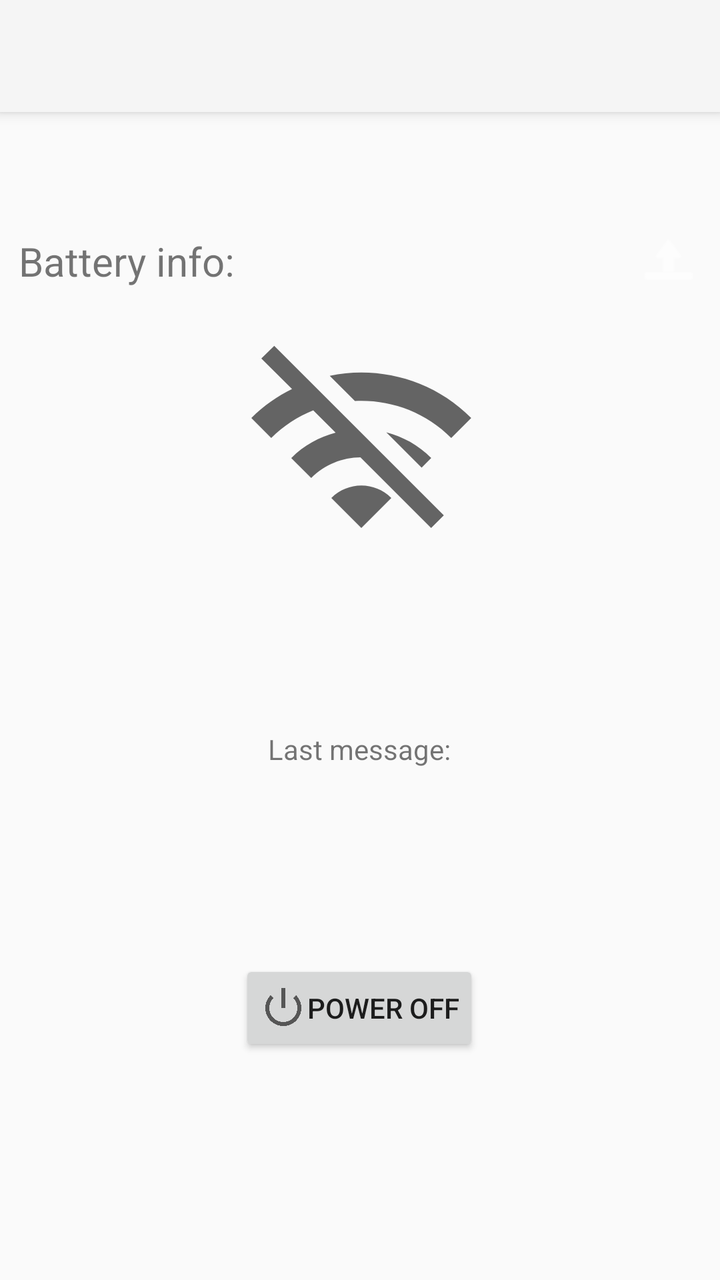
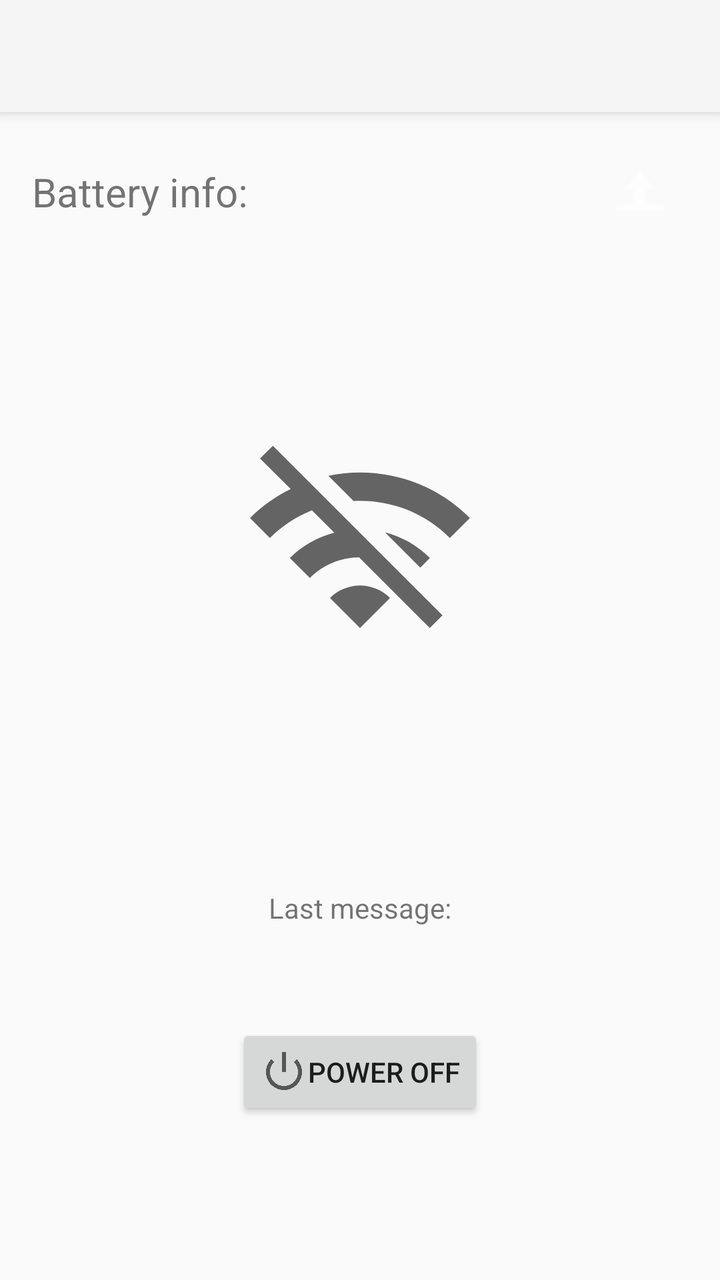

Two renders of the same Android screen: before a commit and after it. Below are the layout's source before the change and the commit's diff.
<!-- AndroidManifest.xml: application theme AppTheme -->
<!-- res/layout/activity_main.xml -->
<?xml version="1.0" encoding="utf-8"?>
<android.support.constraint.ConstraintLayout
    xmlns:android="http://schemas.android.com/apk/res/android"
    xmlns:app="http://schemas.android.com/apk/res-auto"
    xmlns:tools="http://schemas.android.com/tools"
    android:layout_width="match_parent"
    android:layout_height="match_parent">

    
    <android.support.v7.widget.Toolbar
        android:id="@+id/toolbar"
        android:layout_width="match_parent"
        android:layout_height="?attr/actionBarSize"
        android:background="?attr/colorPrimary"
        android:elevation="4dp"
        app:popupTheme="@style/ThemeOverlay.AppCompat.Dark"
        android:title="Battery Status"
        app:layout_constraintTop_toTopOf="parent"
        app:layout_constraintStart_toStartOf="parent"
        app:layout_constraintEnd_toEndOf="parent"/>

<LinearLayout
    android:layout_width="match_parent"
    android:layout_height="match_parent">

    <Space
        android:layout_width="wrap_content"
        android:layout_height="match_parent"
        android:layout_weight="1" />

    <LinearLayout
        android:layout_width="245dp"
        android:layout_height="match_parent"
        android:layout_weight="10"
        android:gravity="center"
        android:orientation="vertical">

        <Space
            android:layout_width="match_parent"
            android:layout_height="10dp"
            android:layout_weight="1" />

        <RelativeLayout
            android:layout_width="match_parent"
            android:layout_height="2dp"
            android:layout_weight="1">

            <TextView
                android:id="@+id/textViewBatteryStatus"
                android:layout_width="wrap_content"
                android:layout_height="wrap_content"
                android:layout_alignParentStart="true"
                android:layout_centerVertical="true"
                android:layout_toStartOf="@+id/sendNowButton"
                android:text="Battery info:"
                android:textSize="20sp" />

            <ImageButton
                android:id="@+id/sendNowButton"
                android:layout_width="32dp"
                android:layout_height="32dp"
                android:layout_alignParentEnd="true"
                android:layout_centerVertical="true"
                android:background="?attr/selectableItemBackgroundBorderless"
                android:contentDescription="Send now"
                android:scaleType="centerInside"
                android:src="@android:drawable/ic_menu_upload"
                android:tint="@android:color/white" />
        </RelativeLayout>

        <ImageView
            android:id="@+id/connectionStatusImageView"
            android:layout_width="match_parent"
            android:layout_height="wrap_content"
            android:layout_weight="1"
            android:scaleType="center"
            android:scaleX="5"
            android:scaleY="5"
            app:srcCompat="@drawable/ic_baseline_wifi_off_24" />

        <Space
            android:layout_width="match_parent"
            android:layout_height="10dp"
            android:layout_weight="1" />

        <TextView
            android:id="@+id/lastMqttMessage"
            android:layout_width="match_parent"
            android:layout_height="wrap_content"
            android:layout_weight="1"
            android:text="Last message:"
            android:textAlignment="center"
            android:textSize="14sp" />

        <Button
            android:id="@+id/stopButton"
            android:layout_width="wrap_content"
            android:layout_height="wrap_content"
            android:text="Power off"
            android:gravity="center"
            android:drawableLeft="@android:drawable/ic_lock_power_off"
            android:padding="10dp"
            android:layout_marginTop="16dp"/>

        <Space
            android:layout_width="match_parent"
            android:layout_height="5dp"
            android:layout_weight="1" />

        <TextView
            android:id="@+id/versionTextView"
            android:layout_width="match_parent"
            android:layout_height="wrap_content"
            android:layout_weight="0.1"
            android:ems="10"
            android:textAlignment="viewEnd" />

    </LinearLayout>

    <Space
        android:layout_width="wrap_content"
        android:layout_height="match_parent"
        android:layout_weight="1" />
</LinearLayout>

</android.support.constraint.ConstraintLayout>
<!-- resources referenced by this layout -->
<resources>
  <!-- drawable ic_baseline_wifi_off_24 (drawable) -->
  <vector xmlns:android="http://schemas.android.com/apk/res/android"
      android:width="24dp"
      android:height="24dp"
      android:viewportWidth="24"
      android:viewportHeight="24"
      android:tint="?attr/colorControlNormal">
    <path
        android:fillColor="@android:color/white"
        android:pathData="M22.99,9C19.15,5.16 13.8,3.76 8.84,4.78l2.52,2.52c3.47,-0.17 6.99,1.05 9.63,3.7l2,-2zM18.99,13c-1.29,-1.29 -2.84,-2.13 -4.49,-2.56l3.53,3.53 0.96,-0.97zM2,3.05L5.07,6.1C3.6,6.82 2.22,7.78 1,9l1.99,2c1.24,-1.24 2.67,-2.16 4.2,-2.77l2.24,2.24C7.81,10.89 6.27,11.73 5,13v0.01L6.99,15c1.36,-1.36 3.14,-2.04 4.92,-2.06L18.98,20l1.27,-1.26L3.29,1.79 2,3.05zM9,17l3,3 3,-3c-1.65,-1.66 -4.34,-1.66 -6,0z"/>
  </vector>
  <style name="AppTheme" parent="Theme.AppCompat.DayNight.NoActionBar">
          
          <item name="windowActionBar">false</item>
          <item name="windowNoTitle">true</item>
      </style>
</resources>

<!-- the commit's change to res/layout/activity_main.xml (unified diff, before → after) -->
@@ -19,108 +19,90 @@
         app:layout_constraintStart_toStartOf="parent"
         app:layout_constraintEnd_toEndOf="parent"/>
 
-<LinearLayout
-    android:layout_width="match_parent"
-    android:layout_height="match_parent">
-
-    <Space
-        android:layout_width="wrap_content"
-        android:layout_height="match_parent"
-        android:layout_weight="1" />
-
-    <LinearLayout
-        android:layout_width="245dp"
-        android:layout_height="match_parent"
-        android:layout_weight="10"
-        android:gravity="center"
-        android:orientation="vertical">
-
-        <Space
-            android:layout_width="match_parent"
-            android:layout_height="10dp"
-            android:layout_weight="1" />
-
-        <RelativeLayout
-            android:layout_width="match_parent"
-            android:layout_height="2dp"
-            android:layout_weight="1">
-
-            <TextView
-                android:id="@+id/textViewBatteryStatus"
-                android:layout_width="wrap_content"
-                android:layout_height="wrap_content"
-                android:layout_alignParentStart="true"
-                android:layout_centerVertical="true"
-                android:layout_toStartOf="@+id/sendNowButton"
-                android:text="Battery info:"
-                android:textSize="20sp" />
-
-            <ImageButton
-                android:id="@+id/sendNowButton"
-                android:layout_width="32dp"
-                android:layout_height="32dp"
-                android:layout_alignParentEnd="true"
-                android:layout_centerVertical="true"
-                android:background="?attr/selectableItemBackgroundBorderless"
-                android:contentDescription="Send now"
-                android:scaleType="centerInside"
-                android:src="@android:drawable/ic_menu_upload"
-                android:tint="@android:color/white" />
-        </RelativeLayout>
-
-        <ImageView
-            android:id="@+id/connectionStatusImageView"
-            android:layout_width="match_parent"
-            android:layout_height="wrap_content"
-            android:layout_weight="1"
-            android:scaleType="center"
-            android:scaleX="5"
-            android:scaleY="5"
-            app:srcCompat="@drawable/ic_baseline_wifi_off_24" />
-
-        <Space
-            android:layout_width="match_parent"
-            android:layout_height="10dp"
-            android:layout_weight="1" />
+    
+    <RelativeLayout
+        android:id="@+id/batteryHeader"
+        android:layout_width="0dp"
+        android:layout_height="wrap_content"
+        android:padding="16dp"
+        app:layout_constraintTop_toBottomOf="@id/toolbar"
+        app:layout_constraintStart_toStartOf="parent"
+        app:layout_constraintEnd_toEndOf="parent">
 
         <TextView
-            android:id="@+id/lastMqttMessage"
-            android:layout_width="match_parent"
-            android:layout_height="wrap_content"
-            android:layout_weight="1"
-            android:text="Last message:"
-            android:textAlignment="center"
-            android:textSize="14sp" />
-
-        <Button
-            android:id="@+id/stopButton"
+            android:id="@+id/textViewBatteryStatus"
             android:layout_width="wrap_content"
             android:layout_height="wrap_content"
-            android:text="Power off"
-            android:gravity="center"
-            android:drawableLeft="@android:drawable/ic_lock_power_off"
-            android:padding="10dp"
-            android:layout_marginTop="16dp"/>
+            android:layout_alignParentStart="true"
+            android:layout_centerVertical="true"
+            android:layout_toStartOf="@+id/sendNowButton"
+            android:text="Battery info:"
+            android:textSize="20sp" />
 
-        <Space
-            android:layout_width="match_parent"
-            android:layout_height="5dp"
-            android:layout_weight="1" />
+        <ImageButton
+            android:id="@+id/sendNowButton"
+            android:layout_width="48dp"
+            android:layout_height="48dp"
+            android:layout_alignParentEnd="true"
+            android:layout_centerVertical="true"
+            android:background="?attr/selectableItemBackgroundBorderless"
+            android:contentDescription="Send now"
+            android:scaleType="centerInside"
+            android:src="@android:drawable/ic_menu_upload"
+            android:tint="@android:color/white" />
+    </RelativeLayout>
 
-        <TextView
-            android:id="@+id/versionTextView"
-            android:layout_width="match_parent"
-            android:layout_height="wrap_content"
-            android:layout_weight="0.1"
-            android:ems="10"
-            android:textAlignment="viewEnd" />
+    
+    <TextView
+        android:id="@+id/lastMqttMessage"
+        android:layout_width="0dp"
+        android:layout_height="wrap_content"
+        android:layout_marginHorizontal="24dp"
+        android:layout_marginBottom="16dp"
+        android:gravity="center"
+        android:minLines="5"
+        android:text="Last message:"
+        android:textSize="14sp"
+        app:layout_constraintBottom_toTopOf="@id/stopButton"
+        app:layout_constraintStart_toStartOf="parent"
+        app:layout_constraintEnd_toEndOf="parent" />
 
-    </LinearLayout>
+    
+    <Button
+        android:id="@+id/stopButton"
+        android:layout_width="wrap_content"
+        android:layout_height="wrap_content"
+        android:layout_marginBottom="80dp"
+        android:drawableLeft="@android:drawable/ic_lock_power_off"
+        android:gravity="center"
+        android:padding="12dp"
+        android:text="Power off"
+        app:layout_constraintBottom_toBottomOf="parent"
+        app:layout_constraintStart_toStartOf="parent"
+        app:layout_constraintEnd_toEndOf="parent" />
 
-    <Space
+    
+    <ImageView
+        android:id="@+id/connectionStatusImageView"
         android:layout_width="wrap_content"
-        android:layout_height="match_parent"
-        android:layout_weight="1" />
-</LinearLayout>
+        android:layout_height="wrap_content"
+        android:scaleType="center"
+        android:scaleX="5"
+        android:scaleY="5"
+        app:srcCompat="@drawable/ic_baseline_wifi_off_24"
+        app:layout_constraintTop_toBottomOf="@id/batteryHeader"
+        app:layout_constraintBottom_toTopOf="@id/lastMqttMessage"
+        app:layout_constraintStart_toStartOf="parent"
+        app:layout_constraintEnd_toEndOf="parent" />
+
+    <TextView
+        android:id="@+id/versionTextView"
+        android:layout_width="wrap_content"
+        android:layout_height="wrap_content"
+        android:layout_margin="8dp"
+        android:textAlignment="viewEnd"
+        android:textSize="10sp"
+        app:layout_constraintBottom_toBottomOf="parent"
+        app:layout_constraintEnd_toEndOf="parent" />
 
 </android.support.constraint.ConstraintLayout>
